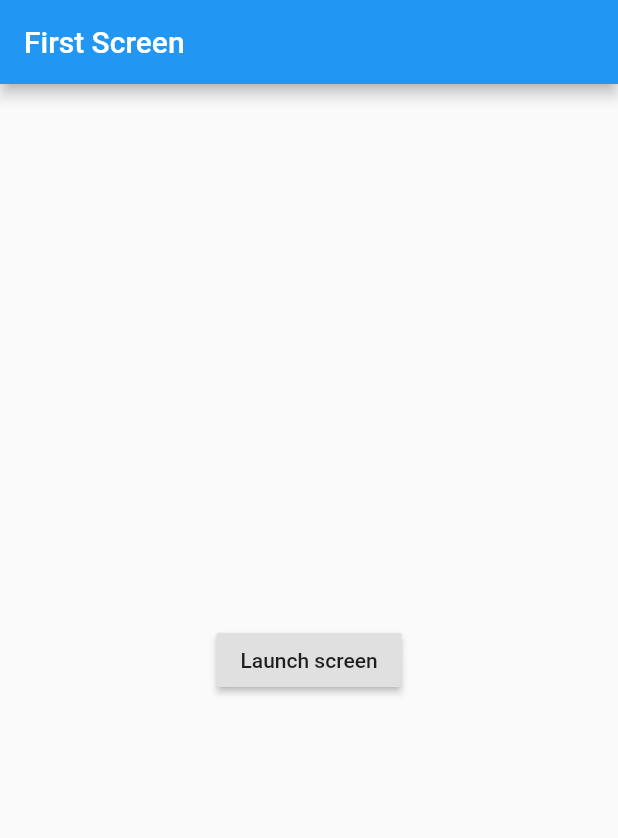
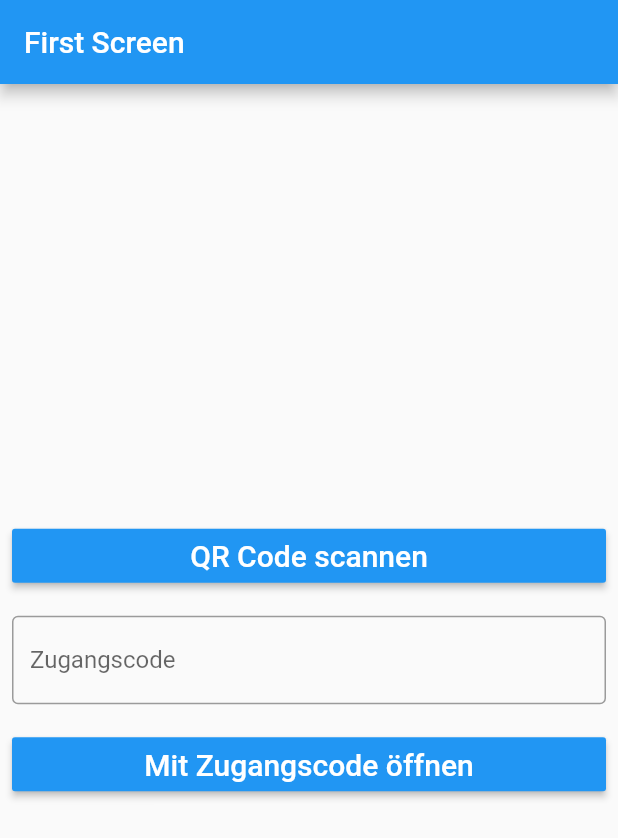
Before and after one commit to baloise/this-or-that, a Flutter app: the screen it shows after launch, on a phone screen of 412 x 824 dp. Shown: the top 838 px of the screen. Run offline on Flutter 3.47's test engine with Material 2 defaults, Android fonts, the phone set to English and light mode, and no system bars; missing offline and left inert: barcode_scan.

Commit message:
#27 Add start page stuff

```diff
--- a/app/lib/start.dart
+++ b/app/lib/start.dart
@@ -1,6 +1,22 @@
 import 'package:flutter/material.dart';
+import 'package:barcode_scan/barcode_scan.dart';
+import 'package:flutter/services.dart';
 
-class StartScreen extends StatelessWidget {
+import 'vote.dart';
+
+class StartScreen extends StatefulWidget {
+  StartScreen({Key key, this.title}) : super(key: key);
+
+  final String title;
+
+  @override
+  StartScreenState createState() => StartScreenState();
+}
+
+class StartScreenState extends State<StartScreen> {
+  String barcode = null;
+  var txtId = TextEditingController();
+
   @override
   Widget build(BuildContext context) {
     return Scaffold(
@@ -8,13 +24,70 @@ class StartScreen extends StatelessWidget {
         title: Text('First Screen'),
       ),
       body: Center(
-        child: RaisedButton(
-          child: Text('Launch screen'),
-          onPressed: () {
-            Navigator.pushNamed(context, '/vote');
-          },
+        child: Column(
+          mainAxisAlignment: MainAxisAlignment.center,
+          children: <Widget>[
+            Padding(
+              padding: const EdgeInsets.all(8.0),
+              child: MaterialButton(
+                onPressed: scan,
+                child: Text("QR Code scannen", style: TextStyle(fontSize: 20)),
+                color: Theme.of(context).primaryColor,
+                textColor: Colors.white,
+                splashColor: Colors.white,
+                minWidth: double.infinity,
+              ),
+            ),
+            Padding(
+              padding: const EdgeInsets.all(8.0),
+              child: TextField(
+                decoration: InputDecoration(
+                  border: OutlineInputBorder(),
+                  labelText: 'Zugangscode',
+                ),
+                controller: txtId,
+              ),
+            ),
+            Padding(
+              padding: const EdgeInsets.all(8.0),
+              child: MaterialButton(
+                onPressed: openVote,
+                child: Text("Mit Zugangscode öffnen",
+                    style: TextStyle(fontSize: 20)),
+                color: Theme.of(context).primaryColor,
+                textColor: Colors.white,
+                splashColor: Colors.white,
+                minWidth: double.infinity,
+              ),
+            )
+          ],
         ),
       ),
     );
   }
+
+  void openVote() {
+    Navigator.push(context, MaterialPageRoute(builder: (context) => VoteScreen(surveyCode: this.txtId.text)));
+  }
+
+  Future scan() async {
+    try {
+      String barcode = await BarcodeScanner.scan();
+      setState(() => this.txtId.text = barcode);
+    } on PlatformException catch (e) {
+      if (e.code == BarcodeScanner.CameraAccessDenied) {
+        setState(() {
+          this.barcode = 'The user did not grant the camera permission!';
+        });
+      } else {
+        setState(() => this.barcode = 'Unknown error: $e');
+      }
+    } on FormatException {
+      setState(() => this.barcode =
+      'null (User returned using the "back"-button before scanning anything. Result)');
+    } catch (e) {
+      setState(() => this.barcode = 'Unknown error: $e');
+    }
+  }
+
 }
--- a/app/pubspec.yaml
+++ b/app/pubspec.yaml
@@ -17,6 +17,7 @@ environment:
   sdk: ">=2.1.0 <3.0.0"
 
 dependencies:
+  barcode_scan: ^1.0.0
   flutter:
     sdk: flutter
 
@@ -25,6 +26,7 @@ dependencies:
   cupertino_icons: ^0.1.2
 
 dev_dependencies:
+
   flutter_test:
     sdk: flutter
 
```
Also changed, not shown: app/lib/vote.dart (+6 -1 lines), app/pubspec.lock, 5 other files.
